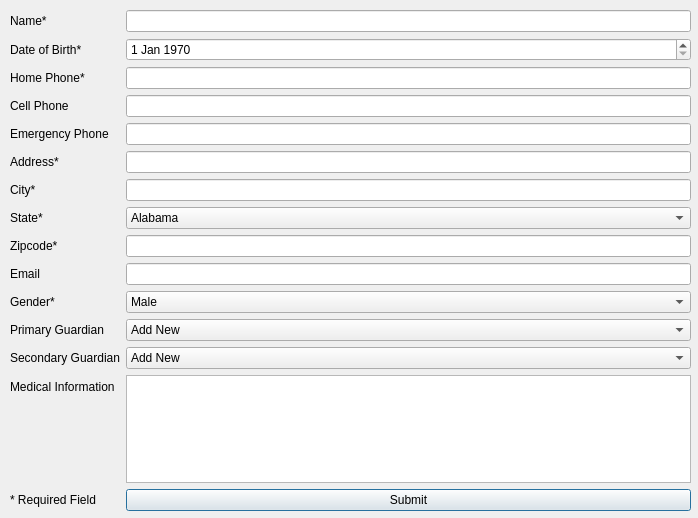
The window that together/Add_student.ui (SDSMT-CSC464-F15/dancesoft) describes before a commit, drawn with Qt 5.
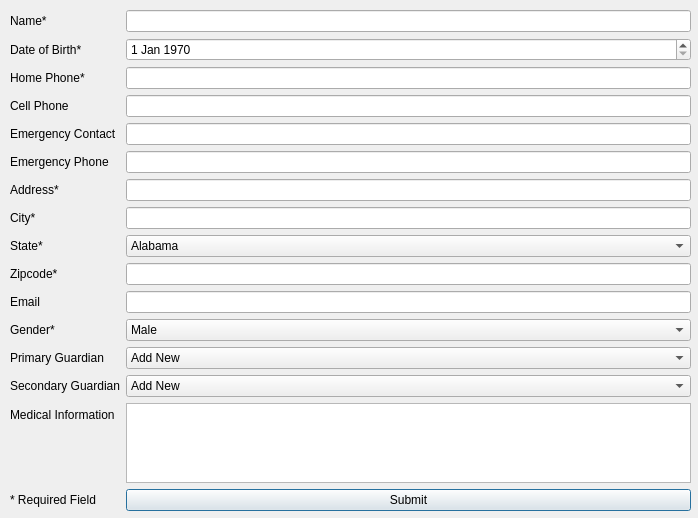
The same window after the commit.

Commit message: add student not tested yet

What changed in the file:
```diff
--- a/together/Add_student.ui
+++ b/together/Add_student.ui
@@ -1,7 +1,7 @@
 <?xml version="1.0" encoding="UTF-8"?>
 <ui version="4.0">
- <class>add_teacher</class>
- <widget class="QDialog" name="add_teacher">
+ <class>add_student</class>
+ <widget class="QDialog" name="add_student">
   <property name="geometry">
    <rect>
     <x>0</x>
@@ -77,44 +77,44 @@
     <item row="3" column="1">
      <widget class="QLineEdit" name="cellPhoneLineEdit"/>
     </item>
-    <item row="4" column="0">
+    <item row="5" column="0">
      <widget class="QLabel" name="emergencyPhoneLabel">
       <property name="text">
        <string>Emergency Phone</string>
       </property>
      </widget>
     </item>
-    <item row="4" column="1">
-     <widget class="QLineEdit" name="emergencyPhoneLineEdit"/>
+    <item row="5" column="1">
+     <widget class="QLineEdit" name="ePhoneLineEdit"/>
     </item>
-    <item row="5" column="0">
+    <item row="6" column="0">
      <widget class="QLabel" name="addressLabel">
       <property name="text">
        <string>Address*</string>
       </property>
      </widget>
     </item>
-    <item row="5" column="1">
+    <item row="6" column="1">
      <widget class="QLineEdit" name="addressLineEdit"/>
     </item>
-    <item row="6" column="0">
+    <item row="7" column="0">
      <widget class="QLabel" name="cityLabel">
       <property name="text">
        <string>City*</string>
       </property>
      </widget>
     </item>
-    <item row="6" column="1">
+    <item row="7" column="1">
      <widget class="QLineEdit" name="cityLineEdit"/>
     </item>
-    <item row="7" column="0">
+    <item row="8" column="0">
      <widget class="QLabel" name="stateLabel">
       <property name="text">
        <string>State*</string>
       </property>
      </widget>
     </item>
-    <item row="7" column="1">
+    <item row="8" column="1">
      <widget class="QComboBox" name="stateComboBox">
       <item>
        <property name="text">
@@ -368,34 +368,34 @@
       </item>
      </widget>
     </item>
-    <item row="8" column="0">
+    <item row="9" column="0">
      <widget class="QLabel" name="zipcodeLabel">
       <property name="text">
        <string>Zipcode*</string>
       </property>
      </widget>
     </item>
-    <item row="8" column="1">
+    <item row="9" column="1">
      <widget class="QLineEdit" name="zipcodeLineEdit"/>
     </item>
-    <item row="9" column="0">
+    <item row="10" column="0">
      <widget class="QLabel" name="emailLabel">
       <property name="text">
        <string>Email</string>
       </property>
      </widget>
     </item>
-    <item row="9" column="1">
+    <item row="10" column="1">
      <widget class="QLineEdit" name="emailLineEdit"/>
     </item>
-    <item row="10" column="0">
+    <item row="11" column="0">
      <widget class="QLabel" name="genderLabel">
       <property name="text">
        <string>Gender*</string>
       </property>
      </widget>
     </item>
-    <item row="10" column="1">
+    <item row="11" column="1">
      <widget class="QComboBox" name="genderComboBox">
       <item>
        <property name="text">
@@ -409,72 +409,72 @@
       </item>
      </widget>
     </item>
-    <item row="11" column="0">
+    <item row="12" column="0">
      <widget class="QLabel" name="primaryLabel">
       <property name="text">
        <string>Primary Guardian</string>
       </property>
      </widget>
     </item>
-    <item row="11" column="1">
+    <item row="12" column="1">
      <widget class="QComboBox" name="primaryComboBox">
       <item>
        <property name="text">
         <string>Add New</string>
        </property>
       </item>
-      <item>
-       <property name="text">
-        <string>None</string>
-       </property>
-      </item>
      </widget>
     </item>
-    <item row="12" column="0">
+    <item row="13" column="0">
      <widget class="QLabel" name="secondaryLabel">
       <property name="text">
        <string>Secondary Guardian</string>
       </property>
      </widget>
     </item>
-    <item row="12" column="1">
+    <item row="13" column="1">
      <widget class="QComboBox" name="secondaryComboBox">
       <item>
        <property name="text">
         <string>Add New</string>
        </property>
       </item>
-      <item>
-       <property name="text">
-        <string>None</string>
-       </property>
-      </item>
      </widget>
     </item>
-    <item row="13" column="0">
+    <item row="14" column="0">
      <widget class="QLabel" name="medicalLabel">
       <property name="text">
        <string>Medical Information</string>
       </property>
      </widget>
     </item>
-    <item row="14" column="0">
+    <item row="15" column="0">
      <widget class="QLabel" name="requiredLabel">
       <property name="text">
        <string>* Required Field</string>
       </property>
      </widget>
     </item>
-    <item row="14" column="1">
+    <item row="15" column="1">
      <widget class="QPushButton" name="Submit_btn">
       <property name="text">
        <string>Submit</string>
       </property>
      </widget>
     </item>
-    <item row="13" column="1">
+    <item row="14" column="1">
      <widget class="QTextEdit" name="medicalTextEdit"/>
     </item>
+    <item row="4" column="0">
+     <widget class="QLabel" name="eContact">
+      <property name="text">
+       <string>Emergency Contact</string>
+      </property>
+     </widget>
+    </item>
+    <item row="4" column="1">
+     <widget class="QLineEdit" name="emergencyLineEdit"/>
+    </item>
    </layout>
   </widget>
  </widget>
```
The commit also changes 2 other files.
